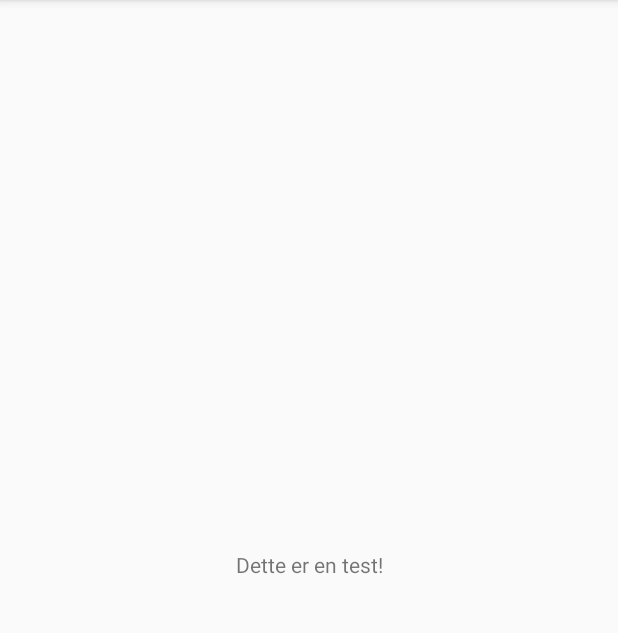
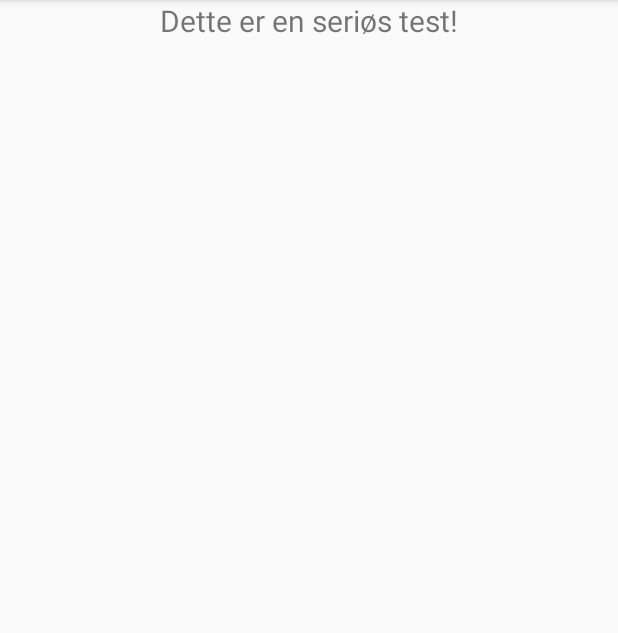
Before and after one commit to KimConcepcion/fileHandlerTest, an Android app: the screen it shows after launch (MainActivity), on a phone screen of 412 x 824 dp, the part 84-717 px from its top. Run offline under Robolectric (Android 15) with nearby library versions, the phone set to English and light mode, and no system bars.

Commit message:
Gathered methods in classes

```diff
--- a/app/src/main/java/dk/pme/kim/filehandlertest/MainActivity.kt
+++ b/app/src/main/java/dk/pme/kim/filehandlertest/MainActivity.kt
@@ -11,8 +11,9 @@ import java.lang.StringBuilder
 
 class MainActivity : AppCompatActivity()
 {
+    //val filename = "onlinedata.txt"
     val filename = "testfile.txt"
-    val content = "Dette er en test!\n"
+    val content = "Dette er en seriøs test!\n"
 
     override fun onCreate(savedInstanceState: Bundle?)
     {
@@ -20,11 +21,9 @@ class MainActivity : AppCompatActivity()
         setContentView(R.layout.activity_main)
 
         val fh = fileHandler()
-        //fh.setDataFile(filename, content)
-        //txtView.setText(fh.getDataFile(filename))
+        fh.setDataFile(filename, content, applicationContext)
 
-        writeFile(filename, content)
-        val ret_val : String = readFile(filename)
+        val ret_val : String = fh.getDataFile(filename, applicationContext)
         txtView.setText(ret_val)
     }
 
--- a/app/src/main/java/dk/pme/kim/filehandlertest/fileHandler.kt
+++ b/app/src/main/java/dk/pme/kim/filehandlertest/fileHandler.kt
@@ -10,23 +10,21 @@ import java.io.FileOutputStream
 import java.io.InputStreamReader
 import java.lang.StringBuilder
 
-open class fileHandler : AppCompatActivity()
+class fileHandler
 {
-    fun setDataFile(file_name : String, file_content : String)
+    fun setDataFile(file_name : String, file_content : String, context : Context)
     {
-        val file = File(Environment.getExternalStorageDirectory(), file_name)
-        val fos : FileOutputStream = FileOutputStream(file)
-        fos.write(file_content.toByteArray())
-        fos.close()
+        context.openFileOutput(file_name, Context.MODE_PRIVATE).use{
+            it.write(file_content.toByteArray())
+        }
     }
 
-    fun getDataFile(file_name : String) : String
+    fun getDataFile(file_name : String, context : Context) : String
     {
-        val file = InputStreamReader(openFileInput(file_name))
+        val file = InputStreamReader(context.openFileInput(file_name))
         val br = BufferedReader(file)
         var line = br.readLine()
         val all = StringBuilder()
-
         while(line != null)
         {
             all.append(line + "\n")
@@ -35,6 +33,7 @@ open class fileHandler : AppCompatActivity()
 
         br.close()
         file.close()
+
         return all.toString()
     }
 }
--- a/app/src/main/res/layout/activity_main.xml
+++ b/app/src/main/res/layout/activity_main.xml
@@ -6,15 +6,24 @@
     android:layout_height="match_parent"
     tools:context=".MainActivity">
 
-    <TextView
-        android:id="@+id/txtView"
-        android:layout_width="wrap_content"
-        android:layout_height="wrap_content"
-        app:layout_constraintBottom_toBottomOf="parent"
-        app:layout_constraintLeft_toLeftOf="parent"
-        app:layout_constraintRight_toRightOf="parent"
-        app:layout_constraintTop_toTopOf="parent"
+    <LinearLayout
+        android:layout_width="match_parent"
+        android:layout_height="match_parent"
+        android:orientation="vertical">
 
-        />
+        <ScrollView
+            android:layout_width="match_parent"
+            android:layout_height="match_parent">
 
+            <TextView
+                android:id="@+id/txtView"
+                android:layout_width="wrap_content"
+                android:layout_height="wrap_content"
+                android:layout_gravity="center_horizontal"
+                android:textSize="20sp"
+                />
+
+        </ScrollView>
+
+    </LinearLayout>
 </android.support.constraint.ConstraintLayout>
```
